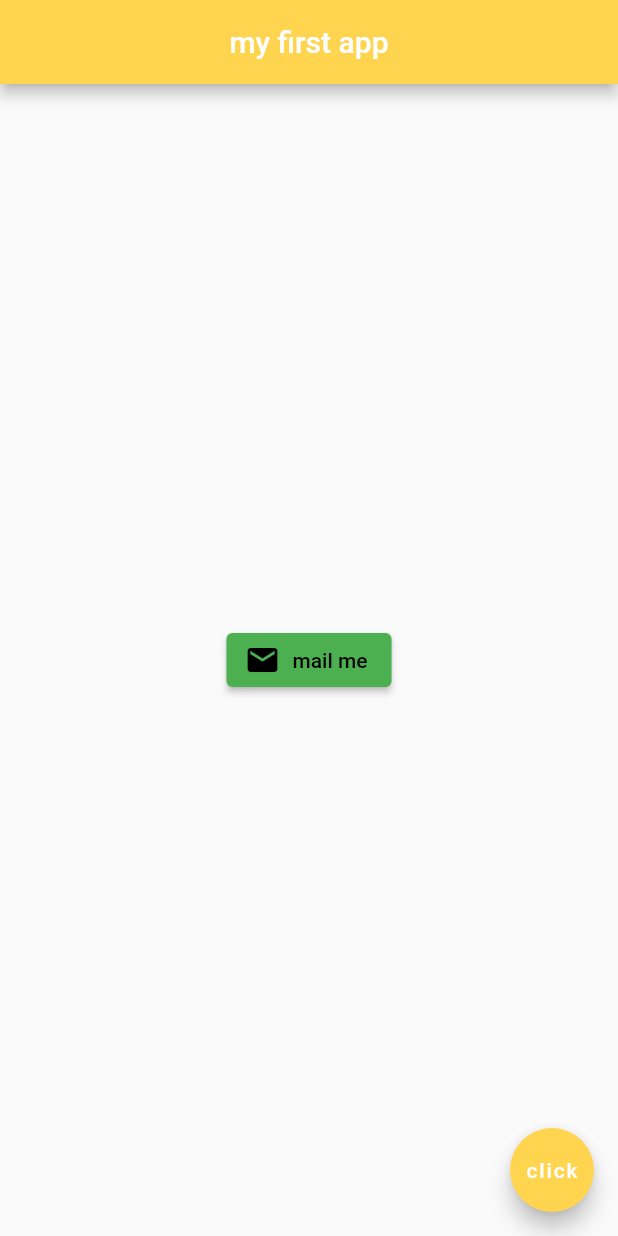
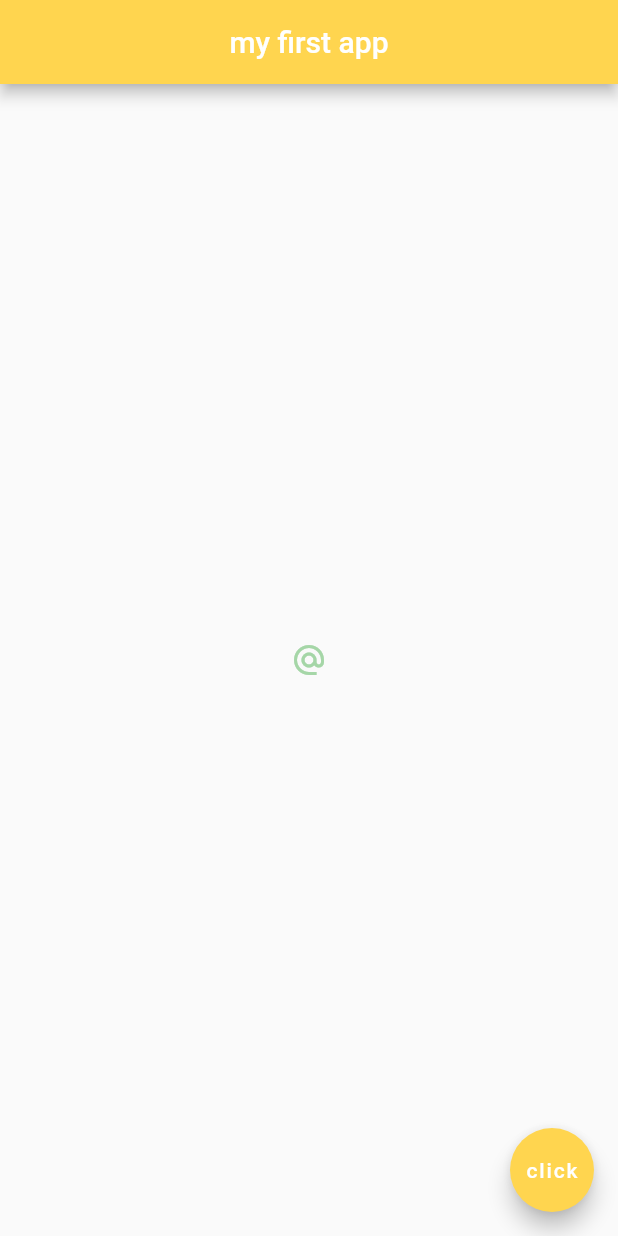
Before and after one commit to ShahriarAlvi/LearningFlutter, a Flutter app: the screen it shows after launch, on a phone screen of 412 x 824 dp. Run offline on Flutter 3.47's test engine with Material 2 defaults, Android fonts, the phone set to English and light mode, and no system bars.

Commit message:
Buttons and Icons: IconButton

```diff
--- a/lib/main.dart
+++ b/lib/main.dart
@@ -17,18 +17,12 @@ class Home extends StatelessWidget {
 
       ),
       body: Center(
-        child: ElevatedButton.icon(
+        child: IconButton(
           onPressed: () {
             print('hoise');
           },
-          icon: Icon(
-            Icons.mail
-          ),
-          label: Text('mail me'),
-          style: ButtonStyle(
-            backgroundColor: MaterialStateProperty.all<Color>(Colors.green),
-            foregroundColor: MaterialStateProperty.all<Color>(Colors.black),
-          )
+          icon: Icon(Icons.alternate_email),
+          color: Colors.green[200],
         ),
       ),
       floatingActionButton: FloatingActionButton(
```
